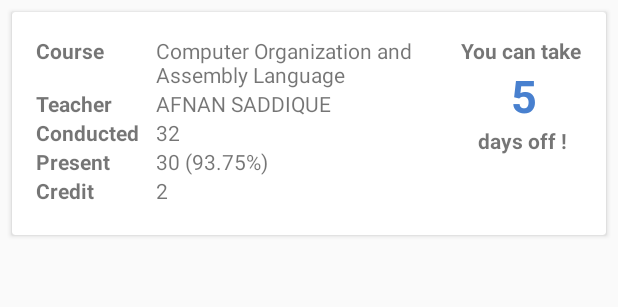
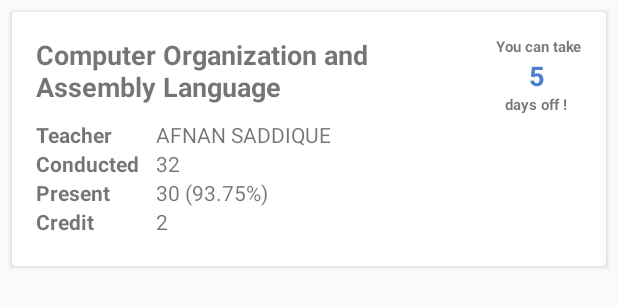
Before and after one commit to AhmedKhattak/BahriaUniversityStudentProfileGUI, an Android app: the layout attendence.xml on its own in the app's theme, with its tools: preview values and no code run, on a phone screen of 412 x 824 dp. Shown: the top 307 px of the screen. Run offline under Robolectric (Android 15) with nearby library versions, the phone set to English and light mode, and no system bars.

Commit message:
changed text sizes

```diff
--- a/app/src/main/res/layout/attendence.xml
+++ b/app/src/main/res/layout/attendence.xml
@@ -19,21 +19,17 @@
         android:background="@color/white"
         android:layout_margin="16dp">
 
-        <TextView
-            android:id="@+id/course"
-            android:layout_width="80dp"
-            android:layout_height="wrap_content"
-            android:layout_marginBottom="4dp"
-            android:text="Course"
-            android:textStyle="bold" />
 
         <TextView
             android:id="@+id/coursevala"
             android:layout_width="wrap_content"
             android:layout_height="wrap_content"
             android:layout_toLeftOf="@+id/youhave"
-            android:layout_toRightOf="@+id/course"
-            android:text="Computer Organization and Assembly Language" />
+            android:text="Computer Organization and Assembly Language"
+            android:textSize="18sp"
+            android:textStyle="bold"
+            android:layout_marginBottom="10dp"
+            android:layout_alignParentLeft="true"/>
 
         <TextView
             android:id="@+id/teacher"
@@ -118,8 +114,8 @@
             android:layout_alignParentRight="true"
             android:text="You can take"
             android:textStyle="bold"
-
-
+            android:textSize="10sp"
+            android:layout_marginLeft="4dp"
             />
 
         <TextView
@@ -128,10 +124,10 @@
             android:layout_height="wrap_content"
             android:layout_alignParentRight="true"
             android:layout_below="@+id/youhave"
-            android:paddingRight="30dp"
+            android:paddingRight="25dp"
             android:text="5"
             android:textColor="@color/primary"
-            android:textSize="30sp"
+            android:textSize="18sp"
             android:textStyle="bold"
             />
 
@@ -145,6 +141,8 @@
             android:paddingRight="10dp"
             android:text="days off !"
             android:textStyle="bold"
+            android:textSize="10sp"
+
 
             />
 
```
